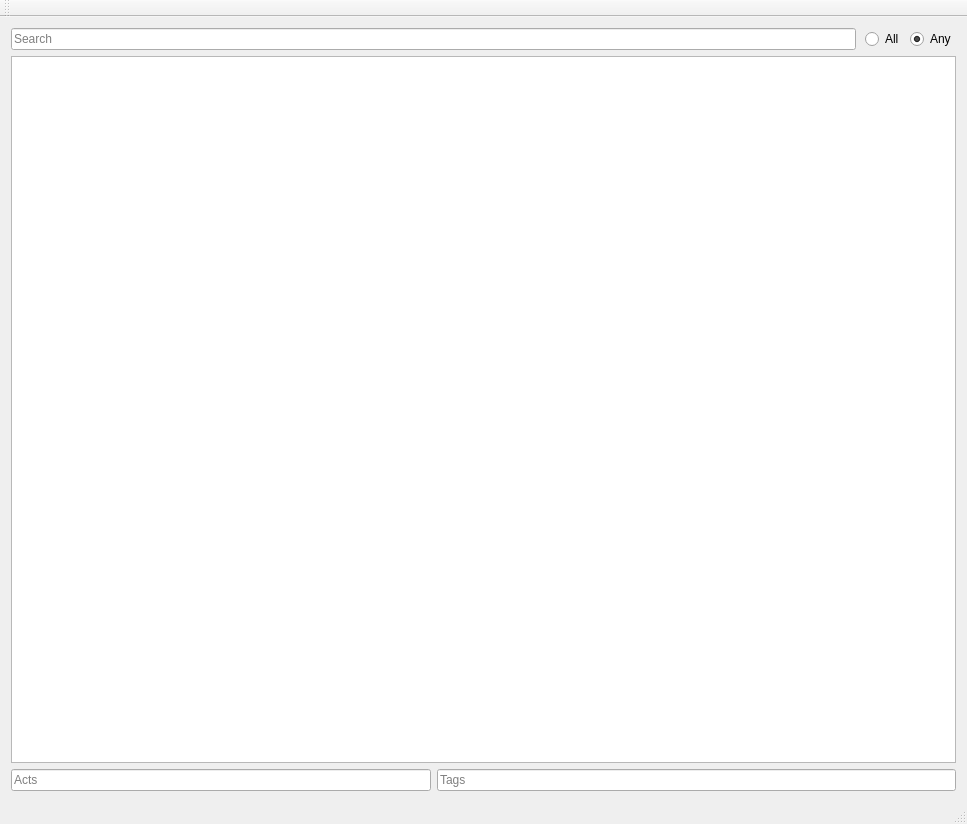
Old version of the form MainWindow.ui in the repository zenwong/tagu.
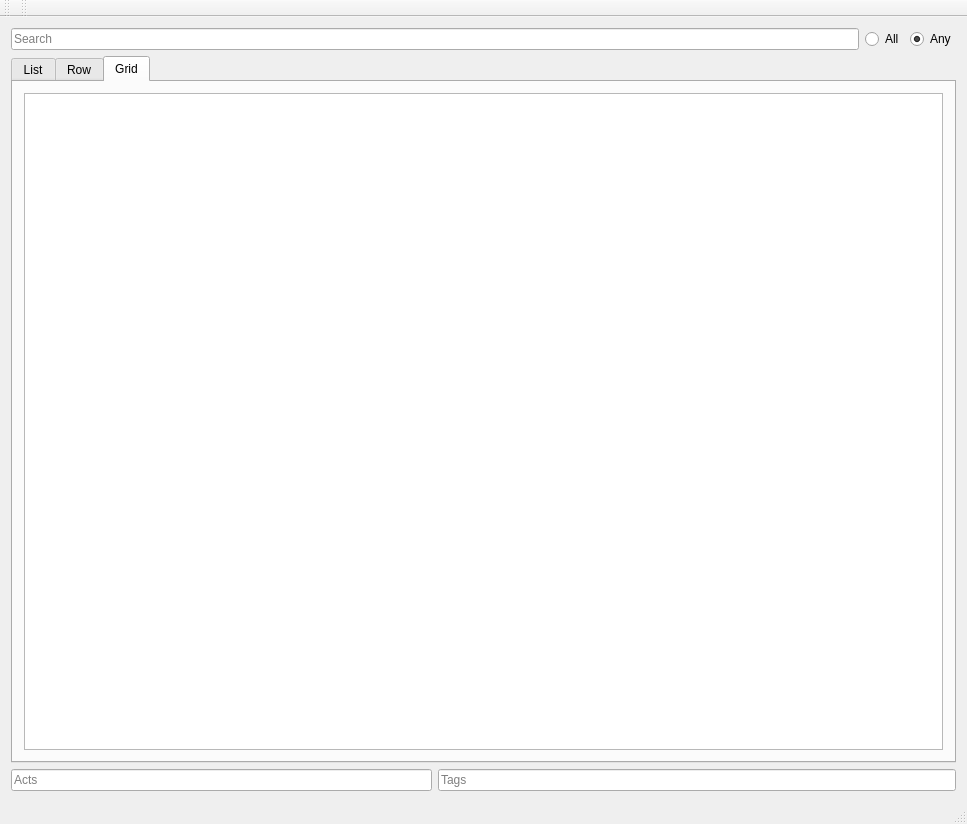
New version of the form.

Commit message: added grid view for thumbnails

Patch:
```diff
--- a/MainWindow.ui
+++ b/MainWindow.ui
@@ -23,7 +23,20 @@
   </property>
   <widget class="QWidget" name="centralWidget">
    <layout class="QGridLayout" name="gridLayout">
-    <item row="0" column="5">
+    <item row="0" column="2">
+     <widget class="QRadioButton" name="radioAll">
+      <property name="sizePolicy">
+       <sizepolicy hsizetype="Fixed" vsizetype="Fixed">
+        <horstretch>0</horstretch>
+        <verstretch>0</verstretch>
+       </sizepolicy>
+      </property>
+      <property name="text">
+       <string>All</string>
+      </property>
+     </widget>
+    </item>
+    <item row="0" column="3">
      <widget class="QRadioButton" name="radioAny">
       <property name="sizePolicy">
        <sizepolicy hsizetype="Fixed" vsizetype="Fixed">
@@ -39,11 +52,60 @@
       </property>
      </widget>
     </item>
-    <item row="2" column="0" colspan="2">
+    <item row="1" column="0" colspan="4">
+     <widget class="QTabWidget" name="tabWidget">
+      <property name="currentIndex">
+       <number>2</number>
+      </property>
+      <widget class="QWidget" name="tab">
+       <attribute name="title">
+        <string>List</string>
+       </attribute>
+       <layout class="QVBoxLayout" name="verticalLayout">
+        <item>
+         <widget class="QListView" name="listView">
+          <property name="flow">
+           <enum>QListView::LeftToRight</enum>
+          </property>
+          <property name="isWrapping" stdset="0">
+           <bool>true</bool>
+          </property>
+         </widget>
+        </item>
+       </layout>
+      </widget>
+      <widget class="QWidget" name="tab_2">
+       <attribute name="title">
+        <string>Row</string>
+       </attribute>
+      </widget>
+      <widget class="QWidget" name="tab_3">
+       <attribute name="title">
+        <string>Grid</string>
+       </attribute>
+       <layout class="QVBoxLayout" name="verticalLayout_2">
+        <item>
+         <widget class="QListWidget" name="listWidget">
+          <property name="flow">
+           <enum>QListView::LeftToRight</enum>
+          </property>
+          <property name="isWrapping" stdset="0">
+           <bool>true</bool>
+          </property>
+          <property name="resizeMode">
+           <enum>QListView::Adjust</enum>
+          </property>
+         </widget>
+        </item>
+       </layout>
+      </widget>
+     </widget>
+    </item>
+    <item row="2" column="0">
      <widget class="QLineEdit" name="editActs">
       <property name="sizePolicy">
        <sizepolicy hsizetype="Expanding" vsizetype="Fixed">
-        <horstretch>1</horstretch>
+        <horstretch>0</horstretch>
         <verstretch>0</verstretch>
        </sizepolicy>
       </property>
@@ -52,7 +114,20 @@
       </property>
      </widget>
     </item>
-    <item row="0" column="0" colspan="4">
+    <item row="2" column="1" colspan="3">
+     <widget class="QLineEdit" name="editTags">
+      <property name="sizePolicy">
+       <sizepolicy hsizetype="Expanding" vsizetype="Fixed">
+        <horstretch>1</horstretch>
+        <verstretch>0</verstretch>
+       </sizepolicy>
+      </property>
+      <property name="placeholderText">
+       <string>Tags</string>
+      </property>
+     </widget>
+    </item>
+    <item row="0" column="0" colspan="2">
      <widget class="QLineEdit" name="editSearch">
       <property name="sizePolicy">
        <sizepolicy hsizetype="Expanding" vsizetype="Fixed">
@@ -65,50 +140,6 @@
       </property>
      </widget>
     </item>
-    <item row="1" column="0" colspan="6">
-     <widget class="QListView" name="listView">
-      <property name="styleSheet">
-       <string notr="true">QListView::item
-{
-    font-size: 16pt;
-    font-weight: bold;
-    color: black;
-}</string>
-      </property>
-      <property name="flow">
-       <enum>QListView::LeftToRight</enum>
-      </property>
-      <property name="isWrapping" stdset="0">
-       <bool>true</bool>
-      </property>
-     </widget>
-    </item>
-    <item row="2" column="2" colspan="4">
-     <widget class="QLineEdit" name="editTags">
-      <property name="sizePolicy">
-       <sizepolicy hsizetype="Expanding" vsizetype="Fixed">
-        <horstretch>1</horstretch>
-        <verstretch>0</verstretch>
-       </sizepolicy>
-      </property>
-      <property name="placeholderText">
-       <string>Tags</string>
-      </property>
-     </widget>
-    </item>
-    <item row="0" column="4" alignment="Qt::AlignRight">
-     <widget class="QRadioButton" name="radioAll">
-      <property name="sizePolicy">
-       <sizepolicy hsizetype="Fixed" vsizetype="Fixed">
-        <horstretch>0</horstretch>
-        <verstretch>0</verstretch>
-       </sizepolicy>
-      </property>
-      <property name="text">
-       <string>All</string>
-      </property>
-     </widget>
-    </item>
    </layout>
   </widget>
   <widget class="QToolBar" name="mainToolBar">
@@ -120,6 +151,27 @@
    </attribute>
   </widget>
   <widget class="QStatusBar" name="statusBar"/>
+  <widget class="QMenuBar" name="menuBar">
+   <property name="geometry">
+    <rect>
+     <x>0</x>
+     <y>0</y>
+     <width>967</width>
+     <height>19</height>
+    </rect>
+   </property>
+  </widget>
+  <widget class="QToolBar" name="toolBar">
+   <property name="windowTitle">
+    <string>toolBar</string>
+   </property>
+   <attribute name="toolBarArea">
+    <enum>TopToolBarArea</enum>
+   </attribute>
+   <attribute name="toolBarBreak">
+    <bool>false</bool>
+   </attribute>
+  </widget>
  </widget>
  <layoutdefault spacing="6" margin="11"/>
  <resources/>
```
The commit also changes 5 other files.
